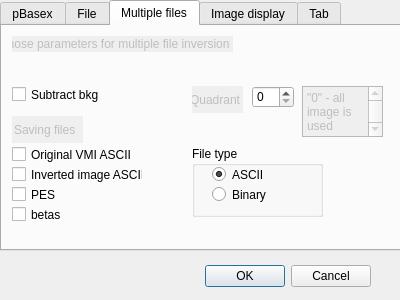
This is options.ui in ramzes3/ImageInversion as Qt 5 draws it before an edit. The edited form follows.
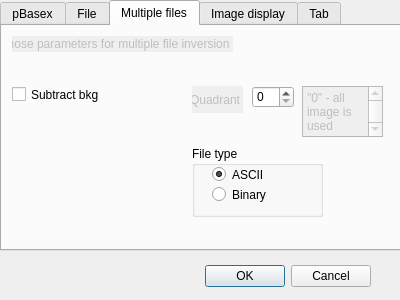
This is the edited form. The open tabs and pages were chosen to show the change.

Commit message: Removed save options from options dialog

Patch:
```diff
--- a/options.ui
+++ b/options.ui
@@ -246,6 +246,25 @@
       <string>Save INV</string>
      </property>
     </widget>
+    <widget class="QLineEdit" name="lineEdit_9">
+     <property name="enabled">
+      <bool>false</bool>
+     </property>
+     <property name="geometry">
+      <rect>
+       <x>260</x>
+       <y>100</y>
+       <width>71</width>
+       <height>27</height>
+      </rect>
+     </property>
+     <property name="text">
+      <string>Saving files</string>
+     </property>
+     <property name="frame">
+      <bool>false</bool>
+     </property>
+    </widget>
    </widget>
    <widget class="QWidget" name="tab_4">
     <attribute name="title">
@@ -552,83 +571,6 @@
       </property>
      </widget>
     </widget>
-    <widget class="QCheckBox" name="checkBox_orig">
-     <property name="geometry">
-      <rect>
-       <x>10</x>
-       <y>120</y>
-       <width>121</width>
-       <height>17</height>
-      </rect>
-     </property>
-     <property name="text">
-      <string>Original VMI ASCII</string>
-     </property>
-    </widget>
-    <widget class="QCheckBox" name="checkBox_inv">
-     <property name="geometry">
-      <rect>
-       <x>10</x>
-       <y>140</y>
-       <width>131</width>
-       <height>17</height>
-      </rect>
-     </property>
-     <property name="text">
-      <string>Inverted image ASCII</string>
-     </property>
-    </widget>
-    <widget class="QCheckBox" name="checkBox_pes">
-     <property name="geometry">
-      <rect>
-       <x>10</x>
-       <y>160</y>
-       <width>101</width>
-       <height>17</height>
-      </rect>
-     </property>
-     <property name="text">
-      <string>PES</string>
-     </property>
-     <property name="checked">
-      <bool>false</bool>
-     </property>
-    </widget>
-    <widget class="QCheckBox" name="checkBox_betas">
-     <property name="geometry">
-      <rect>
-       <x>10</x>
-       <y>180</y>
-       <width>101</width>
-       <height>17</height>
-      </rect>
-     </property>
-     <property name="text">
-      <string>betas</string>
-     </property>
-     <property name="checked">
-      <bool>false</bool>
-     </property>
-    </widget>
-    <widget class="QLineEdit" name="lineEdit_9">
-     <property name="enabled">
-      <bool>false</bool>
-     </property>
-     <property name="geometry">
-      <rect>
-       <x>10</x>
-       <y>90</y>
-       <width>71</width>
-       <height>27</height>
-      </rect>
-     </property>
-     <property name="text">
-      <string>Saving files</string>
-     </property>
-     <property name="frame">
-      <bool>false</bool>
-     </property>
-    </widget>
     <widget class="QLineEdit" name="lineEdit_13">
      <property name="enabled">
       <bool>false</bool>
```
